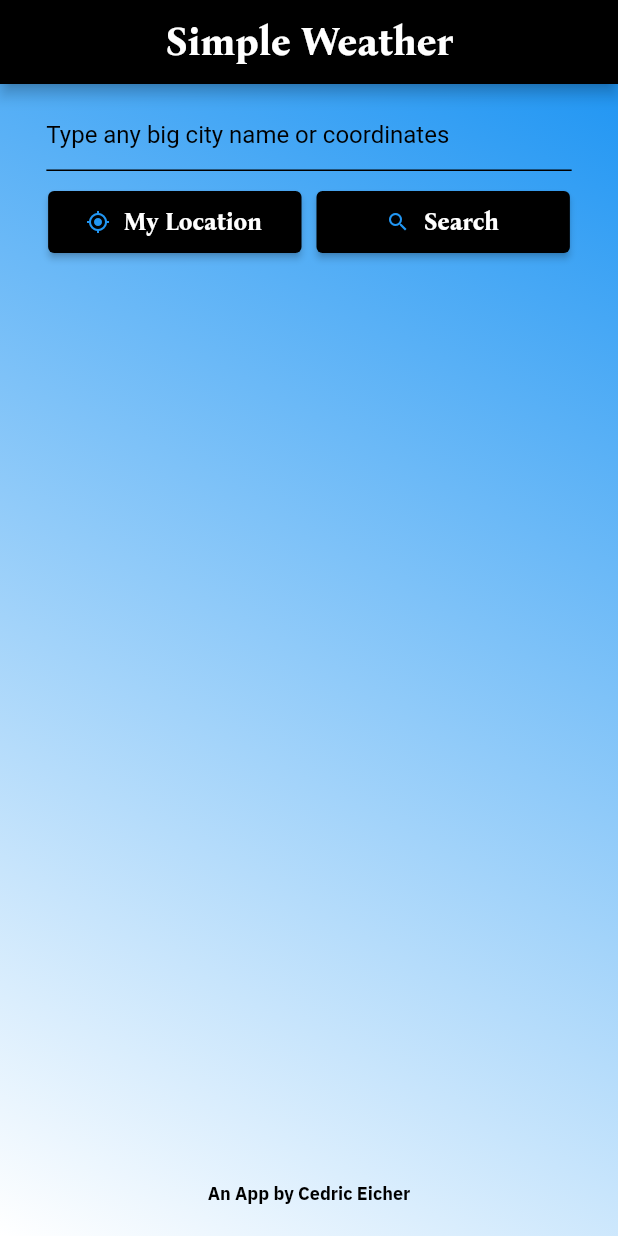
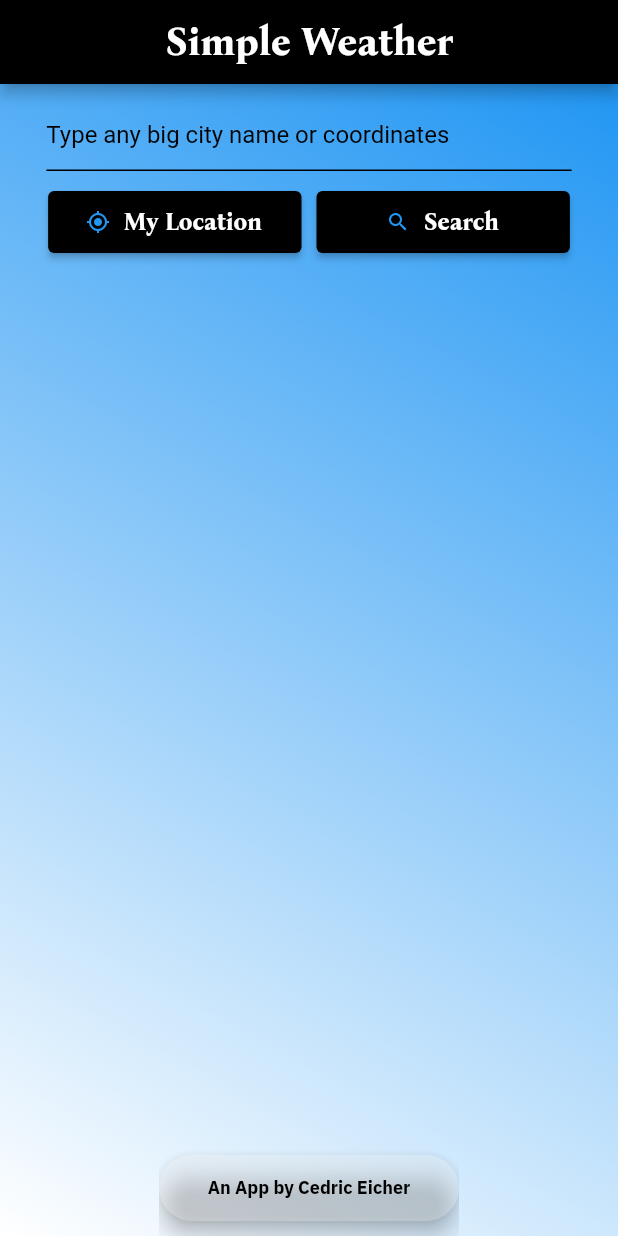
Before and after one commit to cedriceicher10/VeryGoodWeatherApp, a Flutter app: the screen it shows after launch, on a phone screen of 412 x 824 dp. Run offline on Flutter 3.47's test engine with Material 2 defaults, Android fonts, the phone set to English and light mode, and no system bars; our stand-ins replace animated_splash_screen, flutter_bloc, geocoding, location, page_transition, weather_icons.

Commit message:
Adjusted the signature to be a ever-present floating snackbar. Made the main page scrollable.

```diff
--- a/lib/models/app_sizing.dart
+++ b/lib/models/app_sizing.dart
@@ -19,6 +19,8 @@ class AppSizing {
   double fontSizeMedLarge = 0;
   double fontSizeLarge = 0;
   double fontSizeExtraLarge = 0;
+  double signatureBoxHeight = 0;
+  double signatureBoxHeightStart = 0;
 
   AppSizing(this.context) {
     textFieldWidth = getTextFieldWidth();
@@ -37,9 +39,30 @@ class AppSizing {
     fontSizeMedLarge = getFontSizeMedLarge();
     fontSizeLarge = getFontSizeLarge();
     fontSizeExtraLarge = getFontSizeExtraLarge();
+    signatureBoxHeight = getSignatureBoxHeight();
+    signatureBoxHeightStart = getSignatureBoxHeightStart();
   }
 
   // Container sizes
+  double getSignatureBoxHeight() {
+    double totalWidgetHeight = 20 +
+        (getSpacing() * 6) +
+        getTopButtonHeight() +
+        getWeatherContainerHeight() +
+        getNextDaysWeatherContainerHeight() +
+        getBottomButtonHeight();
+    if (MediaQuery.of(context).size.height > totalWidgetHeight) {
+      return (MediaQuery.of(context).size.height - totalWidgetHeight) / 2;
+    } else {
+      return MediaQuery.of(context).size.height * 0.10;
+    }
+  }
+
+  double getSignatureBoxHeightStart() {
+    double totalWidgetHeight = 20 + (getSpacing() * 2) + getTopButtonHeight();
+    return (MediaQuery.of(context).size.height) / 3;
+  }
+
   double getTextFieldWidth() {
     return MediaQuery.of(context).size.width * 0.85; // 325
   }
--- a/lib/weather_screen.dart
+++ b/lib/weather_screen.dart
@@ -55,6 +55,11 @@ class _WeatherScreenState extends State<WeatherScreen> {
                 builder: (context, weather) {
               lastWeather = weather;
               if (weather.isStart) {
+                WidgetsBinding.instance!.addPostFrameCallback((_) {
+                  ScaffoldMessenger.of(context).showSnackBar(
+                      snackBarSignature('An App by Cedric Eicher'));
+                });
+
                 // User location on start
                 getUserWeatherOnStart();
               }
@@ -76,6 +81,9 @@ class _WeatherScreenState extends State<WeatherScreen> {
                           ]),
                       SizedBox(height: _appSize.spacing),
                       // Fade upon reloads to alert user something is happening
+                      Expanded(
+                          child: SingleChildScrollView(
+                              child: Column(children: [
                         AnimatedSwitcher(
                             duration: const Duration(milliseconds: 200),
                             child: Container(
@@ -83,13 +91,11 @@ class _WeatherScreenState extends State<WeatherScreen> {
                                 child: weatherContainer(weather))),
                         SizedBox(height: _appSize.spacing),
                         toggleAndRefreshButtons(weather.isStart, weather),
-                      // Push to the bottom
-                      Expanded(
-                        child: Align(
-                          alignment: FractionalOffset.bottomCenter,
-                          child: signatureText('An App by Cedric Eicher'),
-                        ),
-                      )
+                        SizedBox(height: _appSize.spacing),
+                        //scrollForMoreIcon(weather),
+                        // Push signature to the bottom
+                        //signature(weather)
+                      ])))
                     ]),
                   ));
             })));
@@ -444,6 +450,21 @@ class _WeatherScreenState extends State<WeatherScreen> {
         ]));
   }
 
+  Widget scrollForMoreIcon(WeatherPackage weather) {
+    if (weather.isStart) {
+      // Empty container before city has been chosen
+      return Container();
+    } else {
+      double iconSize = 20;
+      Color iconColor = _theme.textColor;
+      return Icon(
+        Icons.arrow_drop_down,
+        color: iconColor,
+        size: iconSize,
+      );
+    }
+  }
+
   SnackBar snackBarFloating(String text, bool isRefresh) {
     Color? snackBarColor = Colors.yellow[700]!.withOpacity(0.95);
     if (!isRefresh) {
@@ -461,6 +482,21 @@ class _WeatherScreenState extends State<WeatherScreen> {
           bottom: MediaQuery.of(context).size.height - 100,
           right: 30,
           left: 30),
+    );
+  }
+
+  SnackBar snackBarSignature(String text) {
+    Color? snackBarColor = Colors.white.withOpacity(0.25);
+    return SnackBar(
+      width: 200,
+      content: signatureText(text),
+      backgroundColor: snackBarColor,
+      duration: const Duration(days: 365),
+      behavior: SnackBarBehavior.floating,
+      shape: RoundedRectangleBorder(
+        borderRadius: BorderRadius.circular(36),
+      ),
+      //margin: const EdgeInsets.only(bottom: 20),
     );
   }
 
@@ -611,8 +647,26 @@ class _WeatherScreenState extends State<WeatherScreen> {
     );
   }
 
+  Widget signature(WeatherPackage weather) {
+    double signatureContainerHeight = 0;
+    if (weather.isStart) {
+      signatureContainerHeight = _appSize.signatureBoxHeightStart;
+    } else {
+      signatureContainerHeight = _appSize.signatureBoxHeight;
+    }
+    return SizedBox(
+        height: signatureContainerHeight,
+        child: Expanded(
+          child: Align(
+            alignment: FractionalOffset.bottomCenter,
+            child: signatureText('An App by Cedric Eicher'),
+          ),
+        ));
+  }
+
   Widget signatureText(String text) {
     return RichText(
+      textAlign: TextAlign.center,
       text: TextSpan(
           style: TextStyle(
               color: _theme.textColor,
```
Lines whose indentation alone changed are shown as unchanged.
